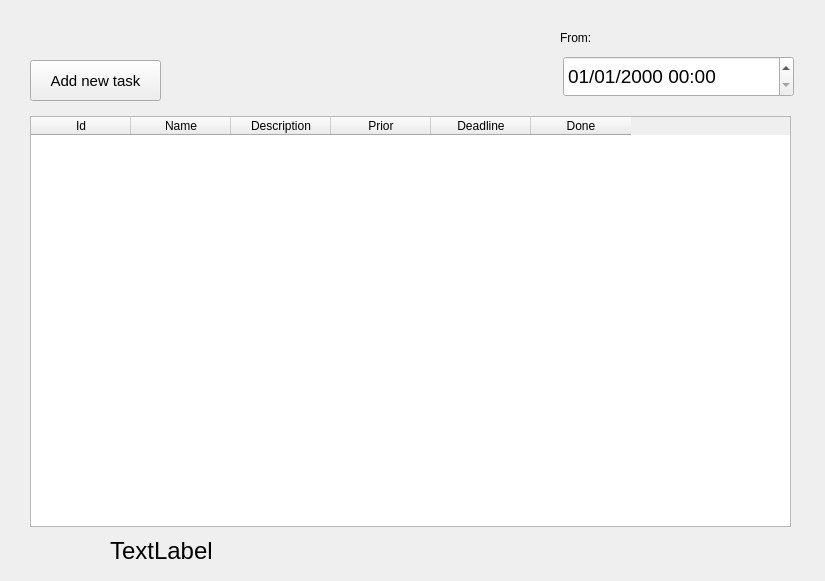
Old version of the form taskmanagerui.ui in the repository DNDmitry/TaskManager.
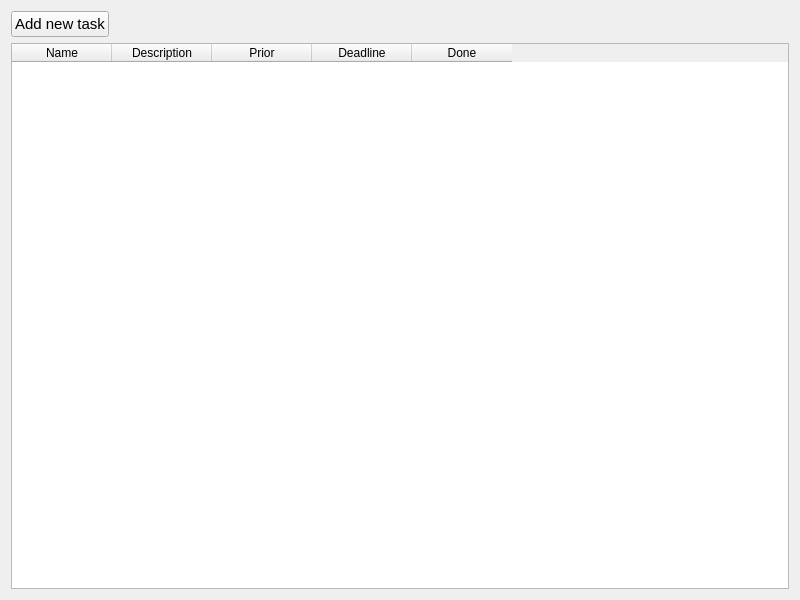
New version of the form.

Diff of the .ui file:
```diff
--- a/taskmanagerui.ui
+++ b/taskmanagerui.ui
@@ -6,48 +6,31 @@
    <rect>
     <x>0</x>
     <y>0</y>
-    <width>825</width>
-    <height>581</height>
+    <width>800</width>
+    <height>600</height>
    </rect>
   </property>
+  <property name="minimumSize">
+   <size>
+    <width>800</width>
+    <height>600</height>
+   </size>
+  </property>
   <property name="windowTitle">
    <string>TaskManagerUI</string>
   </property>
-  <widget class="QLabel" name="TestLabel">
-   <property name="geometry">
-    <rect>
-     <x>110</x>
-     <y>530</y>
-     <width>581</width>
-     <height>41</height>
-    </rect>
-   </property>
-   <property name="font">
-    <font>
-     <pointsize>18</pointsize>
-    </font>
-   </property>
-   <property name="text">
-    <string>TextLabel</string>
-   </property>
-  </widget>
+  <layout class="QGridLayout" name="gridLayout_2">
+   <item row="1" column="0" colspan="2">
   <widget class="QTableWidget" name="twMainTasksTable">
-   <property name="geometry">
-    <rect>
-     <x>30</x>
-     <y>116</y>
-     <width>761</width>
-     <height>411</height>
-    </rect>
+     <property name="sizePolicy">
+      <sizepolicy hsizetype="Minimum" vsizetype="Minimum">
+       <horstretch>0</horstretch>
+       <verstretch>0</verstretch>
+      </sizepolicy>
    </property>
    <property name="columnCount">
-    <number>6</number>
-   </property>
-   <column>
-    <property name="text">
-     <string>Id</string>
-    </property>
-   </column>
+      <number>5</number>
+     </property>
    <column>
     <property name="text">
      <string>Name</string>
@@ -74,15 +57,9 @@
     </property>
    </column>
   </widget>
+   </item>
+   <item row="0" column="0">
   <widget class="QPushButton" name="pbNew">
-   <property name="geometry">
-    <rect>
-     <x>30</x>
-     <y>60</y>
-     <width>131</width>
-     <height>41</height>
-    </rect>
-   </property>
    <property name="font">
     <font>
      <pointsize>11</pointsize>
@@ -92,37 +69,21 @@
     <string>Add new task</string>
    </property>
   </widget>
-  <widget class="QDateTimeEdit" name="dtStart">
-   <property name="geometry">
-    <rect>
-     <x>563</x>
-     <y>56</y>
-     <width>231</width>
-     <height>41</height>
-    </rect>
-   </property>
-   <property name="font">
-    <font>
-     <pointsize>14</pointsize>
-    </font>
-   </property>
-   <property name="displayFormat">
-    <string>MM/dd/yyyy hh:mm</string>
-   </property>
-  </widget>
-  <widget class="QLabel" name="lStartDate">
-   <property name="geometry">
-    <rect>
-     <x>560</x>
-     <y>30</y>
-     <width>55</width>
-     <height>16</height>
-    </rect>
-   </property>
-   <property name="text">
-    <string>From:</string>
-   </property>
-  </widget>
+   </item>
+   <item row="0" column="1">
+    <spacer name="horizontalSpacer">
+     <property name="orientation">
+      <enum>Qt::Horizontal</enum>
+     </property>
+     <property name="sizeHint" stdset="0">
+      <size>
+       <width>40</width>
+       <height>20</height>
+      </size>
+     </property>
+    </spacer>
+   </item>
+  </layout>
  </widget>
  <layoutdefault spacing="6" margin="11"/>
  <resources/>
```
Lines whose indentation alone changed are shown as unchanged.
